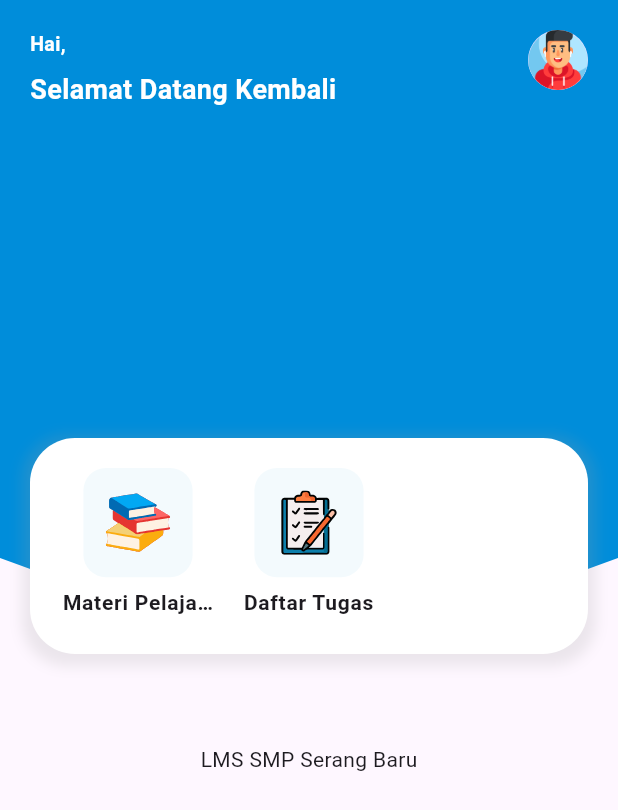
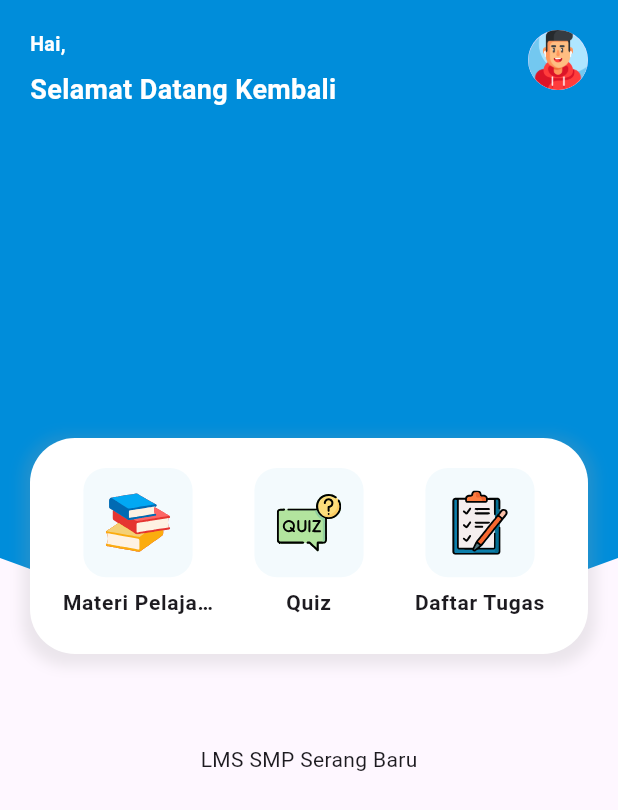
Before and after one commit to ArsalRR/aplikasi_belajar_bahasa_sunda, a Flutter app: the HomeView screen opened by its route, on a phone screen of 412 x 824 dp. Shown: the top 810 px of the screen. Run offline on Flutter 3.47's test engine with Material 3 defaults, Android fonts, the light colour scheme and no system bars; our stand-ins replace cloud_firestore, firebase_auth, firebase_core, flutter_custom_clippers, flutter_svg, get; accounts and stored records are empty; project files that could hold a hidden picture were left out.

Commit message:
tambah quiz

```diff
--- a/lib/app/modules/home/views/home_view.dart
+++ b/lib/app/modules/home/views/home_view.dart
@@ -122,6 +122,11 @@ class HomeView extends GetView<HomeController> {
 
                     ),
                     MenuWidget(
+                      icon_path: "assets/svg/quiz.svg",
+                      title: "Quiz",
+                      link: "/quiz",
+                    ),
+                      MenuWidget(
                       icon_path: "assets/svg/task.svg",
                       title: "Daftar Tugas",
                       link: "/",
--- a/lib/app/routes/app_pages.dart
+++ b/lib/app/routes/app_pages.dart
@@ -4,12 +4,12 @@ import '../modules/bhs_sunda/bindings/bhs_sunda_binding.dart';
 import '../modules/bhs_sunda/views/bhs_sunda_view.dart';
 import '../modules/home/bindings/home_binding.dart';
 import '../modules/home/views/home_view.dart';
-
 import '../modules/list_sunda/bindings/list_sunda_binding.dart';
 import '../modules/list_sunda/views/list_sunda_view.dart';
 import '../modules/login/bindings/login_binding.dart';
 import '../modules/login/views/login_view.dart';
-
+import '../modules/quiz/bindings/quiz_binding.dart';
+import '../modules/quiz/views/quiz_view.dart';
 import '../modules/register/bindings/register_binding.dart';
 import '../modules/register/views/register_view.dart';
 import '../modules/reset_password/bindings/reset_password_binding.dart';
@@ -53,7 +53,10 @@ class AppPages {
       page: () => ListSundaView(),
       binding: ListSundaBinding(),
     ),
-
-
+    GetPage(
+      name: _Paths.QUIZ,
+      page: () => const QuizView(),
+      binding: QuizBinding(),
+    ),
   ];
 }
--- a/lib/app/routes/app_routes.dart
+++ b/lib/app/routes/app_routes.dart
@@ -9,21 +9,16 @@ abstract class Routes {
   static const REGISTER = _Paths.REGISTER;
   static const RESET_PASSWORD = _Paths.RESET_PASSWORD;
   static const LIST_SUNDA = _Paths.LIST_SUNDA;
-  static const LIST_PAI = _Paths.LIST_PAI;
-  static const PAI = _Paths.PAI;
-  static const LIST_MATERI = _Paths.LIST_MATERI;
+  static const QUIZ = _Paths.QUIZ;
 }
 
 abstract class _Paths {
   _Paths._();
   static const HOME = '/home';
   static const BHS_SUNDA = '/bhs-sunda';
-
   static const LOGIN = '/login';
   static const REGISTER = '/register';
   static const RESET_PASSWORD = '/reset-password';
   static const LIST_SUNDA = '/list-sunda';
-  static const LIST_PAI = '/list-pai';
-  static const PAI = '/pai';
-  static const LIST_MATERI = '/list-materi';
+  static const QUIZ = '/quiz';
 }
```
Also changed, not shown: lib/app/modules/quiz/bindings/quiz_binding.dart (added, +12 -0 lines), lib/app/modules/quiz/controllers/quiz_controller.dart (added, +23 -0 lines), lib/app/modules/quiz/views/quiz_view.dart (added, +24 -0 lines), assets/svg/quiz.svg (added).
